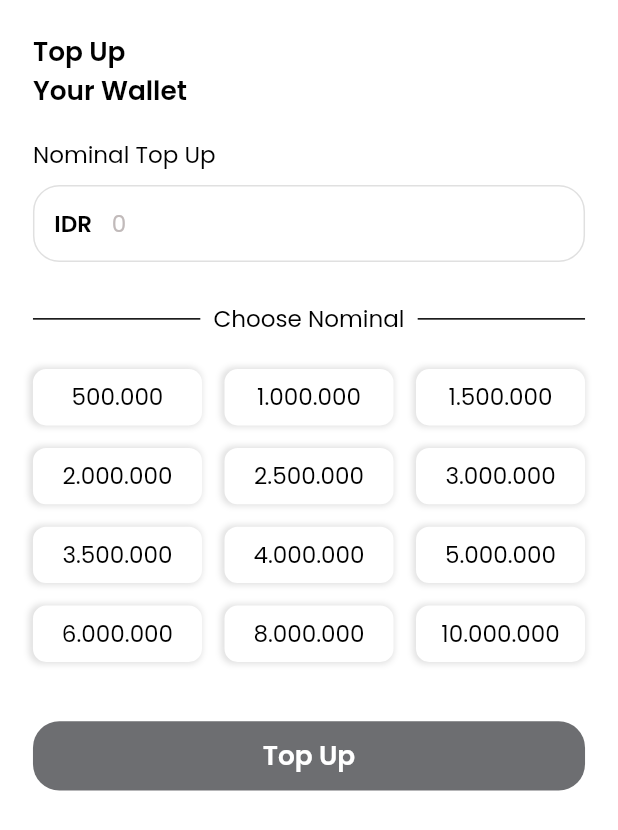
After one commit to fathulaziss/airpedia, a Flutter app: the TopupView screen opened by its route, on a phone screen of 412 x 824 dp. The commit adds this screen. Shown: the top 830 px of the screen. Run offline on Flutter 3.47's test engine with Material 2 defaults, Android fonts, the phone set to English and light mode, and no system bars; our stand-ins replace cloud_firestore, dio, dropdown_button2, equatable, firebase_auth, firebase_core and 10 more; missing offline and left inert: colored_json, easy_mask, flutter_jailbreak_detection; accounts and stored records are empty; project files that could hold a hidden picture were left out.

Commit message:
add topup view

```diff
--- /dev/null
+++ b/lib/app/data/nominal_topup_data.dart
@@ -0,0 +1,14 @@
+const List<int> nominalTopupData = [
+  500000,
+  1000000,
+  1500000,
+  2000000,
+  2500000,
+  3000000,
+  3500000,
+  4000000,
+  5000000,
+  6000000,
+  8000000,
+  10000000,
+];
--- a/lib/app/modules/order/components/order_detail_button.dart
+++ b/lib/app/modules/order/components/order_detail_button.dart
@@ -105,7 +105,7 @@ class OrderDetailButton extends GetView<OrderController> {
             ),
             verticalSpace(Insets.sm),
             ButtonPrimary(
-              onTap: () {},
+              onTap: controller.submit,
               label: controller.cUserInfo.dataUser.value.balance >
                       controller.total.value
                   ? 'Pay Now'
--- a/lib/app/modules/order/controllers/order_controller.dart
+++ b/lib/app/modules/order/controllers/order_controller.dart
@@ -2,6 +2,7 @@ import 'package:airpedia/app/controllers/user_info_controller.dart';
 import 'package:airpedia/app/data/seat_data.dart';
 import 'package:airpedia/app/models/seat_model.dart';
 import 'package:airpedia/app/modules/destination/controllers/destination_controller.dart';
+import 'package:airpedia/app/routes/app_pages.dart';
 import 'package:airpedia/utils/app_utils.dart';
 import 'package:get/get.dart';
 
@@ -68,4 +69,11 @@ class OrderController extends GetxController {
       total.value = (totalSeatPrice.value + totalVatPrice.value).truncate();
     }
   }
+
+  void submit() {
+    if (cUserInfo.dataUser.value.balance > total.value) {
+    } else {
+      Get.toNamed(Routes.TOPUP);
+    }
+  }
 }
--- /dev/null
+++ b/lib/app/modules/topup/bindings/topup_binding.dart
@@ -0,0 +1,9 @@
+import 'package:airpedia/app/modules/topup/controllers/topup_controller.dart';
+import 'package:get/get.dart';
+
+class TopupBinding extends Bindings {
+  @override
+  void dependencies() {
+    Get.lazyPut<TopupController>(() => TopupController());
+  }
+}
--- /dev/null
+++ b/lib/app/modules/topup/components/topup_item.dart
@@ -0,0 +1,35 @@
+import 'package:airpedia/app/modules/topup/controllers/topup_controller.dart';
+import 'package:airpedia/styles/colors.dart';
+import 'package:airpedia/styles/styles.dart';
+import 'package:airpedia/utils/format_currency.dart';
+import 'package:airpedia/widgets/cards/card_app.dart';
+import 'package:flutter/material.dart';
+import 'package:get/get.dart';
+
+class TopUpItem extends GetView<TopupController> {
+  const TopUpItem({super.key, required this.data, required this.onTap});
+
+  final int data;
+  final Function() onTap;
+
+  @override
+  Widget build(BuildContext context) {
+    return Obx(() {
+      return InkWell(
+        onTap: onTap,
+        child: CardApp(
+          padding: EdgeInsets.zero,
+          isShowShadows: true,
+          shadows: Shadows.shadowsUp,
+          isOutlined: true,
+          outlineColor: controller.selectedNominal.value == data
+              ? AppColor.primaryColor
+              : Colors.transparent,
+          child: Center(
+            child: Text(priceFormatWithoutSymbol(data), style: TextStyles.text),
+          ),
+        ),
+      );
+    });
+  }
+}
--- /dev/null
+++ b/lib/app/modules/topup/controllers/topup_controller.dart
@@ -0,0 +1,43 @@
+import 'package:airpedia/utils/app_utils.dart';
+import 'package:airpedia/utils/format_currency.dart';
+import 'package:flutter/material.dart';
+import 'package:get/get.dart';
+
+class TopupController extends GetxController {
+  final cNominal = TextEditingController();
+  RxInt nominal = 0.obs;
+  RxBool isValidNominal = false.obs;
+
+  RxInt selectedNominal = 0.obs;
+
+  RxBool isLoading = false.obs;
+
+  void setNominal(int value) {
+    nominal(value);
+    selectedNominal(0);
+    validate();
+  }
+
+  void chooseNominal(int value) {
+    AppUtils.dismissKeyboard();
+    if (selectedNominal.value != value) {
+      selectedNominal(value);
+      cNominal.text = priceFormatWithoutSymbol(value);
+      nominal(value);
+      validate();
+    } else {
+      selectedNominal(0);
+      cNominal.text = priceFormatWithoutSymbol(0);
+      nominal(0);
+      validate();
+    }
+  }
+
+  void validate() {
+    if (nominal.value >= 10000) {
+      isValidNominal(true);
+    } else {
+      isValidNominal(false);
+    }
+  }
+}
--- /dev/null
+++ b/lib/app/modules/topup/views/topup_view.dart
@@ -0,0 +1,92 @@
+import 'package:airpedia/app/data/nominal_topup_data.dart';
+import 'package:airpedia/app/modules/topup/components/topup_item.dart';
+import 'package:airpedia/app/modules/topup/controllers/topup_controller.dart';
+import 'package:airpedia/styles/styles.dart';
+import 'package:airpedia/utils/format_currency.dart';
+import 'package:airpedia/widgets/buttons/button_primary.dart';
+import 'package:airpedia/widgets/inputs/input_currency.dart';
+import 'package:flutter/material.dart';
+import 'package:flutter_screenutil/flutter_screenutil.dart';
+import 'package:get/get.dart';
+
+class TopupView extends GetView<TopupController> {
+  const TopupView({super.key});
+
+  @override
+  Widget build(BuildContext context) {
+    return Scaffold(
+      body: Obx(() {
+        return SafeArea(
+          child: Padding(
+            padding: EdgeInsets.symmetric(horizontal: Insets.xl),
+            child: Column(
+              crossAxisAlignment: CrossAxisAlignment.start,
+              children: [
+                verticalSpace(Insets.xl),
+                Text('Top Up\nYour Wallet', style: TextStyles.title),
+                verticalSpace(Insets.lg),
+                InputCurrency(
+                  label: 'Nominal Top Up',
+                  hint: '0',
+                  controller: controller.cNominal,
+                  value: controller.setNominal,
+                  validation: (value) {
+                    final convertValue = int.parse(value.replaceAll('.', ''));
+                    if (convertValue >= 10000) {
+                      return true;
+                    } else {
+                      return false;
+                    }
+                  },
+                  validationText: 'Minimal nominal ${priceFormat(10000)}',
+                ),
+                verticalSpace(Insets.lg),
+                Row(
+                  children: [
+                    const Expanded(
+                      child: Divider(color: Colors.black, thickness: 1),
+                    ),
+                    Padding(
+                      padding: EdgeInsets.symmetric(horizontal: Insets.sm),
+                      child: Text('Choose Nominal', style: TextStyles.text),
+                    ),
+                    const Expanded(
+                      child: Divider(color: Colors.black, thickness: 1),
+                    ),
+                  ],
+                ),
+                GridView.builder(
+                  physics: const NeverScrollableScrollPhysics(),
+                  padding: EdgeInsets.symmetric(vertical: 20.w),
+                  shrinkWrap: true,
+                  gridDelegate: const SliverGridDelegateWithFixedCrossAxisCount(
+                    crossAxisCount: 3,
+                    childAspectRatio: 3,
+                    mainAxisSpacing: 15,
+                    crossAxisSpacing: 15,
+                  ),
+                  itemCount: nominalTopupData.length,
+                  itemBuilder: (context, index) {
+                    return TopUpItem(
+                      data: nominalTopupData[index],
+                      onTap: () {
+                        controller.chooseNominal(nominalTopupData[index]);
+                      },
+                    );
+                  },
+                ),
+                verticalSpace(Insets.lg),
+                ButtonPrimary(
+                  label: 'Top Up',
+                  onTap: () {},
+                  enabled: controller.isValidNominal.value,
+                  isLoading: controller.isLoading.value,
+                )
+              ],
+            ),
+          ),
+        );
+      }),
+    );
+  }
+}
--- a/lib/app/routes/app_pages.dart
+++ b/lib/app/routes/app_pages.dart
@@ -16,6 +16,8 @@ import 'package:airpedia/app/modules/register/bindings/register_binding.dart';
 import 'package:airpedia/app/modules/register/views/register_success_view.dart';
 import 'package:airpedia/app/modules/register/views/register_view.dart';
 import 'package:airpedia/app/modules/splash_screen_view.dart';
+import 'package:airpedia/app/modules/topup/bindings/topup_binding.dart';
+import 'package:airpedia/app/modules/topup/views/topup_view.dart';
 import 'package:airpedia/app/modules/under_development.dart';
 import 'package:get/get.dart';
 
@@ -84,5 +86,10 @@ class AppPages {
       page: () => const OrderDetailView(),
       binding: OrderBinding(),
     ),
+    GetPage(
+      name: _Paths.TOPUP,
+      page: () => const TopupView(),
+      binding: TopupBinding(),
+    ),
   ];
 }
--- a/lib/app/routes/app_routes.dart
+++ b/lib/app/routes/app_routes.dart
@@ -17,6 +17,7 @@ abstract class Routes {
   static const DESTINATION = _Paths.DESTINATION;
   static const ORDER = _Paths.ORDER;
   static const ORDER_DETAIL = _Paths.ORDER_DETAIL;
+  static const TOPUP = _Paths.TOPUP;
 }
 
 abstract class _Paths {
@@ -33,4 +34,5 @@ abstract class _Paths {
   static const DESTINATION = '/destination';
   static const ORDER = '/order';
   static const ORDER_DETAIL = '/order-detail';
+  static const TOPUP = '/topup';
 }
--- a/lib/widgets/inputs/input_currency.dart
+++ b/lib/widgets/inputs/input_currency.dart
@@ -3,6 +3,7 @@ import 'package:airpedia/utils/app_utils.dart';
 import 'package:airpedia/widgets/inputs/input_primary.dart';
 import 'package:flutter/material.dart';
 import 'package:flutter/services.dart';
+import 'package:flutter_screenutil/flutter_screenutil.dart';
 
 class InputCurrency extends StatefulWidget {
   const InputCurrency({
@@ -97,8 +98,9 @@ class _InputCurrencyState extends State<InputCurrency> {
           Padding(
             padding: EdgeInsets.all(Insets.med),
             child: Text(
-              'Rp',
-              style: TextStyles.button.copyWith(color: widget.textColor),
+              'IDR',
+              style: TextStyles.title
+                  .copyWith(color: widget.textColor, fontSize: 14.w),
             ),
           ),
       suffixIcon: widget.suffixIcon,
```
